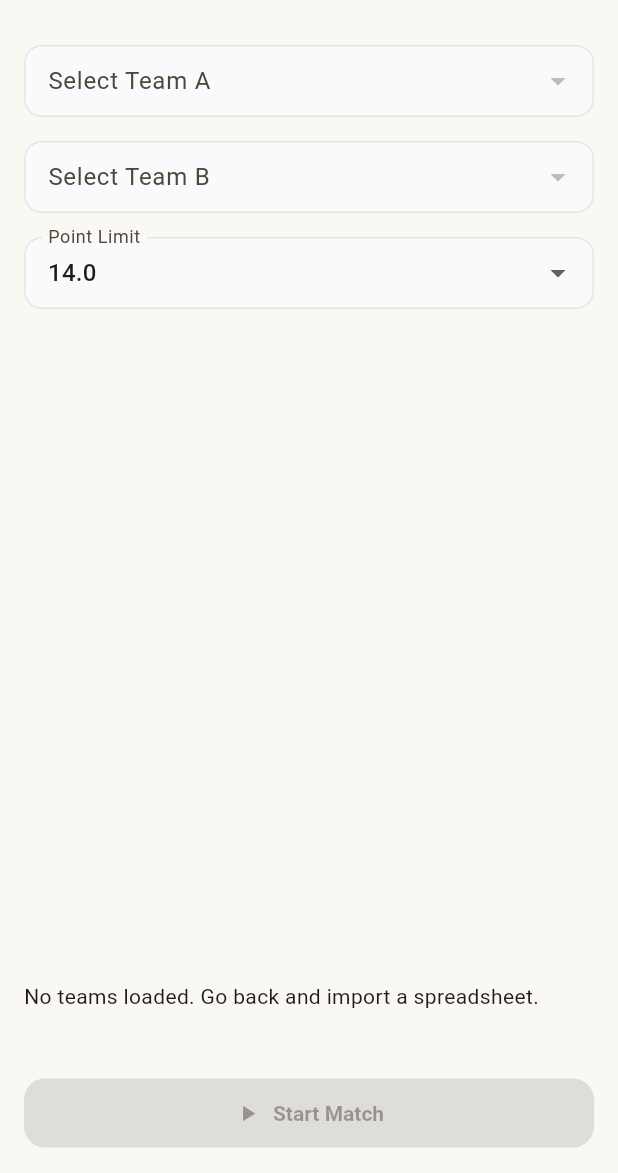
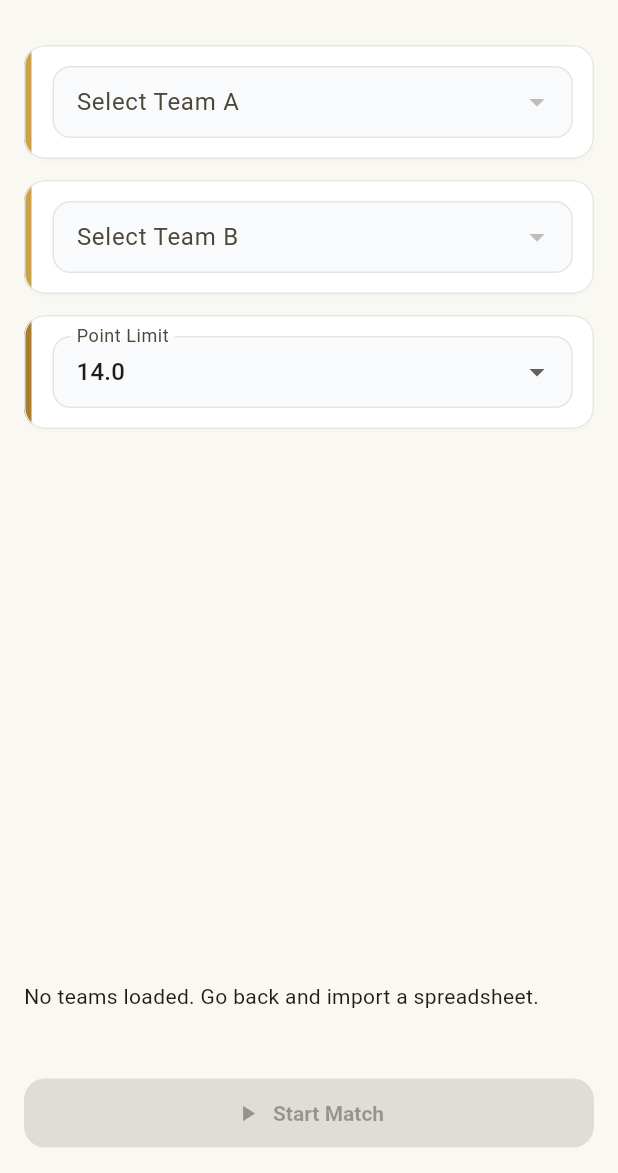
Before and after one commit to gnpazinato/IWBF-Team-Points-Control, a Flutter app: the MatchSetupScreen screen opened directly, on a phone screen of 412 x 824 dp, the part 63-1236 px from its top. Run offline on Flutter 3.47's test engine with Material 3 defaults, Android fonts, the phone set to English and light mode, and no system bars; our stand-ins replace file_picker, shared_preferences, vibration, wakelock_plus, web; missing offline and left inert: dart:js_interop, excel; accounts and stored records are empty.

Commit message:
feat(visual): Fase 4a — home com upload card + templates card; match setup em cards
- Load screen: "upload card" (ícone de nuvem em círculo elevado, fundo
  dourado translúcido, borda suave) no lugar do botão plano; templates
  agrupados num Card "Reference Templates" com header e os dois botões
  lado a lado; rodapé fixo (bottomNavigationBar) com cloud_off + versão.
- Match setup: Team A, Team B e Point Limit em cards com friso dourado
  vertical à esquerda; alerta de gênero com cantos 12.
- Mantidas todas as keys e textos verificados pelos testes.

Co-Authored-By: Claude Opus 4.7 (1M context) <noreply@anthropic.com>

```diff
--- a/lib/screens/match_setup_screen.dart
+++ b/lib/screens/match_setup_screen.dart
@@ -167,26 +167,33 @@ class _MatchSetupScreenState extends State<MatchSetupScreen> {
                     style: Theme.of(context).textTheme.titleMedium,
                   ),
                 ),
-              _TeamDropdown(
+              _AccentCard(
+                child: _TeamDropdown(
                   key: const Key('team-a-dropdown'),
                   label: 'Select Team A',
                   value: _teamA,
                   teams: teams,
                   onChanged: (Team? value) => setState(() => _teamA = value),
                 ),
-              const SizedBox(height: 16),
-              _TeamDropdown(
+              ),
+              const SizedBox(height: 14),
+              _AccentCard(
+                child: _TeamDropdown(
                   key: const Key('team-b-dropdown'),
                   label: 'Select Team B',
                   value: _teamB,
                   teams: teams,
                   onChanged: (Team? value) => setState(() => _teamB = value),
                 ),
-              const SizedBox(height: 16),
-              _PointLimitDropdown(
+              ),
+              const SizedBox(height: 14),
+              _AccentCard(
+                accentColor: IwbfColors.goldDeep,
+                child: _PointLimitDropdown(
                   value: _pointLimit,
                   onChanged: (double next) =>
                       setState(() => _pointLimit = next),
+                ),
               ),
               if (_teamsAreSame)
                 const Padding(
@@ -208,7 +215,7 @@ class _MatchSetupScreenState extends State<MatchSetupScreen> {
                       border: Border.all(
                         color: IwbfColors.alertRed.withValues(alpha: 0.6),
                       ),
-                      borderRadius: BorderRadius.circular(8),
+                      borderRadius: BorderRadius.circular(12),
                     ),
                     child: Row(
                       crossAxisAlignment: CrossAxisAlignment.start,
@@ -252,6 +259,36 @@ class _MatchSetupScreenState extends State<MatchSetupScreen> {
             icon: const Icon(Icons.play_arrow),
             label: const Text('Start Match'),
           ),
+        ),
+      ),
+    );
+  }
+}
+
+/// Card com friso/barra vertical dourada na lateral esquerda como
+/// identificador visual da seção (Team A, Team B, Point Limit).
+class _AccentCard extends StatelessWidget {
+  const _AccentCard({required this.child, this.accentColor = IwbfColors.gold});
+
+  final Widget child;
+  final Color accentColor;
+
+  @override
+  Widget build(BuildContext context) {
+    return Card(
+      clipBehavior: Clip.antiAlias,
+      child: IntrinsicHeight(
+        child: Row(
+          crossAxisAlignment: CrossAxisAlignment.stretch,
+          children: <Widget>[
+            Container(width: 5, color: accentColor),
+            Expanded(
+              child: Padding(
+                padding: const EdgeInsets.all(14),
+                child: child,
+              ),
+            ),
+          ],
         ),
       ),
     );
```
Also changed, not shown: lib/screens/load_spreadsheet_screen.dart (+181 -53 lines). Lines whose indentation alone changed are shown as unchanged.
